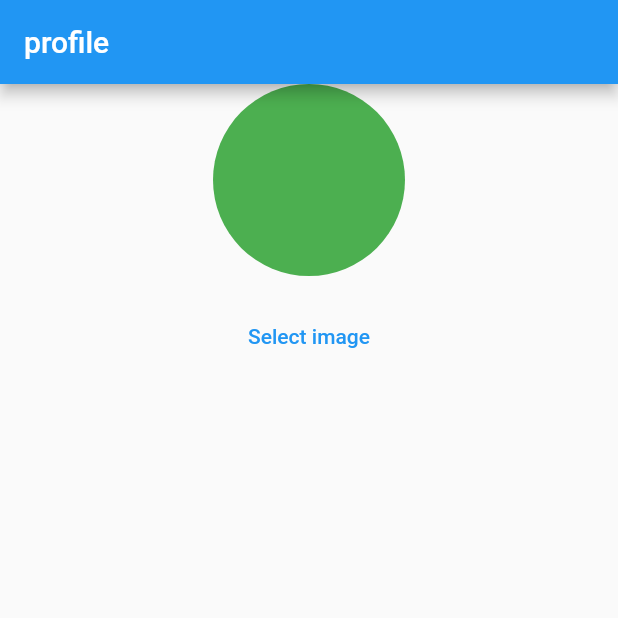
After one commit to YukiHinana/GTEvents, a Flutter app: the ProfilePage screen opened by its route, after a tap on "Select image", on a phone screen of 412 x 824 dp, the top half of it. The commit adds this screen. Run offline on Flutter 3.47's test engine with Material 2 defaults, Android fonts, the phone set to English and light mode, and no system bars; our stand-ins replace flutter_redux, go_router, image_cropper, image_picker, pull_to_refresh, redux and 1 more; accounts and stored records are empty; network calls fail.

Commit message:
image picker

```diff
--- a/frontend/lib/component/sidebar.dart
+++ b/frontend/lib/component/sidebar.dart
@@ -54,6 +54,8 @@ class _UserSideBar extends State<UserSideBar> {
                   onTap: () {
                     if (appState.token == null) {
                       context.push('/login');
+                    } else {
+                      context.push("/user/profile");
                     }
                   },
                 ),
--- a/frontend/lib/main.dart
+++ b/frontend/lib/main.dart
@@ -4,6 +4,7 @@ import 'package:GTEvents/createEvent.dart';
 import 'package:GTEvents/createdEventsPage.dart';
 import 'package:GTEvents/eventPreview.dart';
 import 'package:GTEvents/homeScreen.dart';
+import 'package:GTEvents/profilePage.dart';
 import 'package:GTEvents/savedEventsPage.dart';
 import 'package:GTEvents/searchPage.dart';
 import 'package:flutter/material.dart';
@@ -90,6 +91,13 @@ final GoRouter _router = GoRouter(
       }
     ),
     GoRoute(
+        name: "userProfile",
+        path: '/user/profile',
+        builder: (BuildContext context, GoRouterState state) {
+          return const ProfilePage();
+        }
+    ),
+    GoRoute(
         name: "search",
         path: '/search',
         builder: (BuildContext context, GoRouterState state) {
--- /dev/null
+++ b/frontend/lib/profilePage.dart
@@ -0,0 +1,80 @@
+
+import 'dart:io';
+
+import 'package:GTEvents/component/imageSelector.dart';
+import 'package:flutter/material.dart';
+import 'package:image_cropper/image_cropper.dart';
+
+class ProfilePage extends StatefulWidget {
+  const ProfilePage({super.key});
+
+  @override
+  State<ProfilePage> createState() => _ProfilePage();
+}
+
+class _ProfilePage extends State<ProfilePage> {
+  @override
+  Widget build(BuildContext context) {
+    return Scaffold(
+      appBar: AppBar(title: const Text("profile"),),
+      // body: ListView(
+      //   padding: const EdgeInsets.symmetric(
+      //     vertical: 80,
+      //     horizontal: 20,
+      //   ),
+      //   children: [ProfilePage(),],
+      // ),
+      body: ProfileImage(),
+    );
+  }
+}
+
+class ProfileImage extends StatefulWidget {
+  // final String username;
+  // const ProfileImage({super.key, required this.username});
+  const ProfileImage({super.key});
+
+  @override
+  State<ProfileImage> createState() => _ProfileImage();
+}
+
+class _ProfileImage extends State<ProfileImage> {
+  File? _image;
+  ImageSelector imageSelector = ImageSelector();
+
+  @override
+  Widget build(BuildContext context) {
+    return Column(
+      children: [
+        Center(
+          child: FittedBox(
+            fit: BoxFit.contain,
+            child: CircleAvatar(
+              backgroundColor: Colors.green,
+              radius: 64,
+              foregroundImage: _image != null ? FileImage(_image!) : null,
+            ),
+          ),
+        ),
+        const SizedBox(height: 16,),
+        TextButton(
+            onPressed: () async {
+              final imgs = await imageSelector.pickImage();
+              if (imgs.isNotEmpty) {
+                final croppedImg = await imageSelector.cropImage(
+                  file: imgs.first,
+                  cropStyle: CropStyle.circle,
+                );
+                if (croppedImg != null) {
+                  setState(() {
+                    _image = File(croppedImg.path);
+                  });
+                }
+              }
+            },
+            child: const Text("Select image"),
+        ),
+      ],
+    );
+  }
+}
```
Also changed, not shown: 1 other file.
